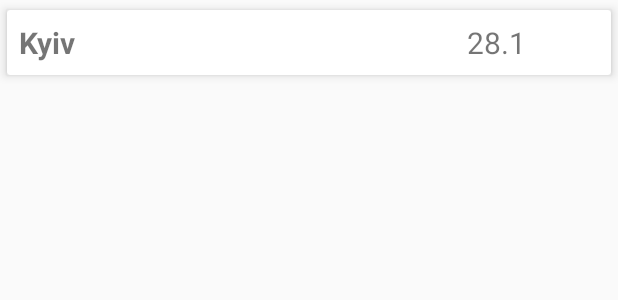
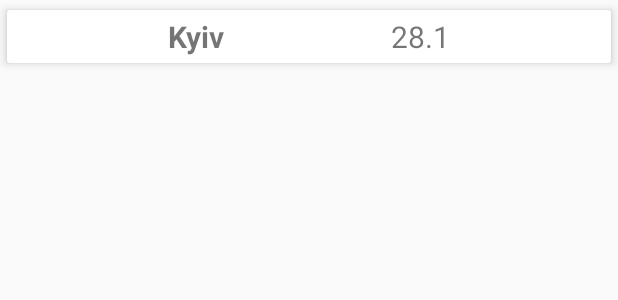
Before and after one commit to german2010/openweather-app, an Android app: the layout favorite_item.xml on its own in the app's theme, with its tools: preview values and no code run, on a phone screen of 412 x 824 dp. Shown: the top 300 px of the screen. Run offline under Robolectric (Android 15) with nearby library versions, the phone set to English and light mode, and no system bars.

```diff
--- a/app/src/main/java/weather/gpolitov/com/weatherapp/data/local/room/AppDAO.kt
+++ b/app/src/main/java/weather/gpolitov/com/weatherapp/data/local/room/AppDAO.kt
@@ -11,8 +11,11 @@ import weather.gpolitov.com.weatherapp.model.Favorite
 interface AppDAO {
 
     @Insert(onConflict = REPLACE)
-    fun insertFavorite(favorite: Favorite)
+    fun insertFavorite(vararg favorite: Favorite)
 
     @Query("SELECT * FROM favorites")
     fun getFavorites(): Single<List<Favorite>>
+
+    @Query("SELECT name FROM favorites")
+    fun getCityList(): Single<List<String>>
 }
--- a/app/src/main/java/weather/gpolitov/com/weatherapp/data/local/room/AppDB.kt
+++ b/app/src/main/java/weather/gpolitov/com/weatherapp/data/local/room/AppDB.kt
@@ -4,7 +4,7 @@ import android.arch.persistence.room.Database
 import android.arch.persistence.room.RoomDatabase
 import weather.gpolitov.com.weatherapp.model.Favorite
 
-@Database(entities = [(Favorite::class)], version = 2)
+@Database(entities = [(Favorite::class)], version = 3)
 abstract class AppDB : RoomDatabase() {
 
     abstract fun appDao(): AppDAO
--- a/app/src/main/java/weather/gpolitov/com/weatherapp/model/Favorite.kt
+++ b/app/src/main/java/weather/gpolitov/com/weatherapp/model/Favorite.kt
@@ -9,7 +9,8 @@ import android.arch.persistence.room.PrimaryKey
         indices = [Index(value = ["name"], unique = true)])
 data class Favorite(@PrimaryKey(autoGenerate = true) var id: Long?,
                     @ColumnInfo(name = "name") var name: String,
-                    @ColumnInfo(name = "temp") var temp: String
+                    @ColumnInfo(name = "temp") var temp: String,
+                    @ColumnInfo(name = "date") var date: String
 ) {
-    constructor() : this(null, "", "")
+    constructor() : this(null, "", "", "")
 }
--- a/app/src/main/java/weather/gpolitov/com/weatherapp/ui/main/favorite/FavoriteFragmentContract.kt
+++ b/app/src/main/java/weather/gpolitov/com/weatherapp/ui/main/favorite/FavoriteFragmentContract.kt
@@ -10,6 +10,9 @@ interface FavoriteFragmentContract {
     }
 
     interface View {
-        fun showFavorites(favorites: List<Favorite>)
+        fun showFavorites(favorites: List<Favorite>, hasConnected: Boolean)
+        fun showProgressIndicator()
+        fun hideProgressIndicator()
+        fun showDBError()
     }
 }
--- a/app/src/main/res/layout/favorite_item.xml
+++ b/app/src/main/res/layout/favorite_item.xml
@@ -18,38 +18,49 @@
 
         <TextView
             android:id="@+id/name_text_view"
-            android:layout_width="0dp"
+            android:layout_width="wrap_content"
             android:layout_height="wrap_content"
             android:ellipsize="end"
             android:maxLines="1"
-            android:padding="@dimen/spacing_little"
+            android:padding="@dimen/spacing_micro"
             android:textSize="@dimen/font_big"
             android:textStyle="bold"
-            app:layout_constraintEnd_toStartOf="@+id/guideline"
+            app:layout_constraintEnd_toStartOf="@+id/temp_text_view"
             app:layout_constraintStart_toStartOf="parent"
             app:layout_constraintTop_toTopOf="parent"
+            app:layout_constraintBottom_toBottomOf="parent"
             tools:text="Kyiv" />
 
         <TextView
             android:id="@+id/temp_text_view"
-            android:layout_width="0dp"
+            android:layout_width="wrap_content"
             android:layout_height="wrap_content"
             android:ellipsize="end"
-            android:gravity="center_horizontal"
+            android:gravity="center"
             android:maxLines="1"
-            android:padding="@dimen/spacing_little"
+            android:padding="@dimen/spacing_micro"
             android:textSize="@dimen/font_big"
-            app:layout_constraintEnd_toEndOf="parent"
-            app:layout_constraintStart_toStartOf="@+id/guideline"
+            app:layout_constraintEnd_toStartOf="@+id/date_text_view"
+            app:layout_constraintStart_toEndOf="@+id/name_text_view"
             app:layout_constraintTop_toTopOf="parent"
+            app:layout_constraintBottom_toBottomOf="parent"
             tools:text="28.1" />
 
-        <android.support.constraint.Guideline
-            android:id="@+id/guideline"
+        <TextView
+            android:id="@+id/date_text_view"
             android:layout_width="wrap_content"
             android:layout_height="wrap_content"
-            android:orientation="vertical"
-            app:layout_constraintGuide_begin="@dimen/favorite_guideline_spacing" />
+            android:ellipsize="end"
+            android:gravity="center"
+            android:visibility="gone"
+            android:maxLines="1"
+            android:padding="@dimen/spacing_micro"
+            android:textSize="@dimen/font_small"
+            app:layout_constraintEnd_toEndOf="parent"
+            app:layout_constraintStart_toEndOf="@+id/temp_text_view"
+            app:layout_constraintTop_toTopOf="parent"
+            app:layout_constraintBottom_toBottomOf="parent"
+            tools:text="2010-11-11T22:11:11" />
 
     </android.support.constraint.ConstraintLayout>
 </android.support.v7.widget.CardView>
--- a/app/src/main/res/values/dimens.xml
+++ b/app/src/main/res/values/dimens.xml
@@ -5,7 +5,8 @@
     <dimen name="spacing_little">8dp</dimen>
     <dimen name="spacing_medium">16dp</dimen>
     <dimen name="weather_guideline_spacing">120dp</dimen>
-    <dimen name="favorite_guideline_spacing">250dp</dimen>
 
+    <dimen name="font_small">12sp</dimen>
+    <dimen name="font_medium">16sp</dimen>
     <dimen name="font_big">20sp</dimen>
 </resources>
```
Also changed, not shown: app/src/main/java/weather/gpolitov/com/weatherapp/data/DataRepository.kt (+7 -3 lines), app/src/main/java/weather/gpolitov/com/weatherapp/data/local/LocalDataSource.kt (+6 -2 lines), app/src/main/java/weather/gpolitov/com/weatherapp/di/AppModule.kt (+11 -0 lines), app/src/main/java/weather/gpolitov/com/weatherapp/model/WeatherModels.kt (+6 -1 lines), app/src/main/java/weather/gpolitov/com/weatherapp/ui/adapter/FavoriteAdapter.kt (+8 -1 lines), app/src/main/java/weather/gpolitov/com/weatherapp/ui/main/MainActivity.kt (+13 -0 lines), app/src/main/java/weather/gpolitov/com/weatherapp/ui/main/MainModule.kt (+17 -0 lines), app/src/main/java/weather/gpolitov/com/weatherapp/ui/main/favorite/FavoriteFragment.kt (+15 -2 lines), app/src/main/java/weather/gpolitov/com/weatherapp/ui/main/favorite/FavoriteFragmentPresenter.kt (+13 -4 lines), app/src/main/java/weather/gpolitov/com/weatherapp/ui/main/fragment/MainFragmentPresenter.kt (+6 -4 lines), app/src/main/java/weather/gpolitov/com/weatherapp/utils/SyncUtil.kt (added, +51 -0 lines), app/src/main/java/weather/gpolitov/com/weatherapp/utils/Utils.kt (added, +25 -0 lines), app/src/main/res/layout/fragment_favorite.xml (+11 -0 lines).
